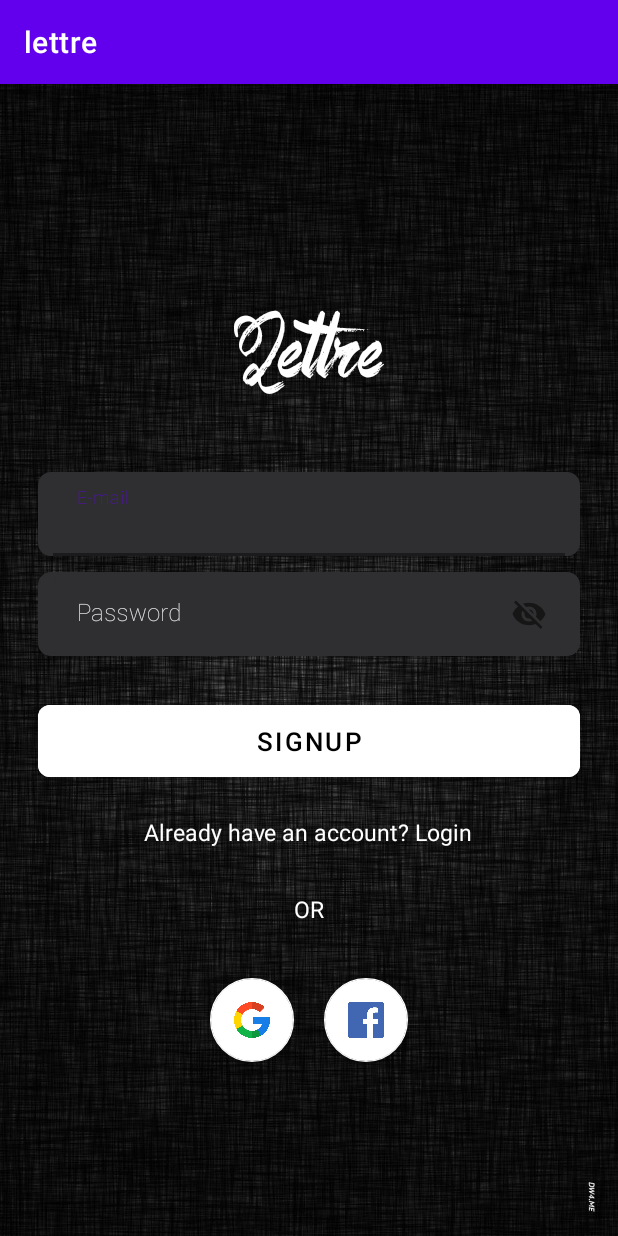
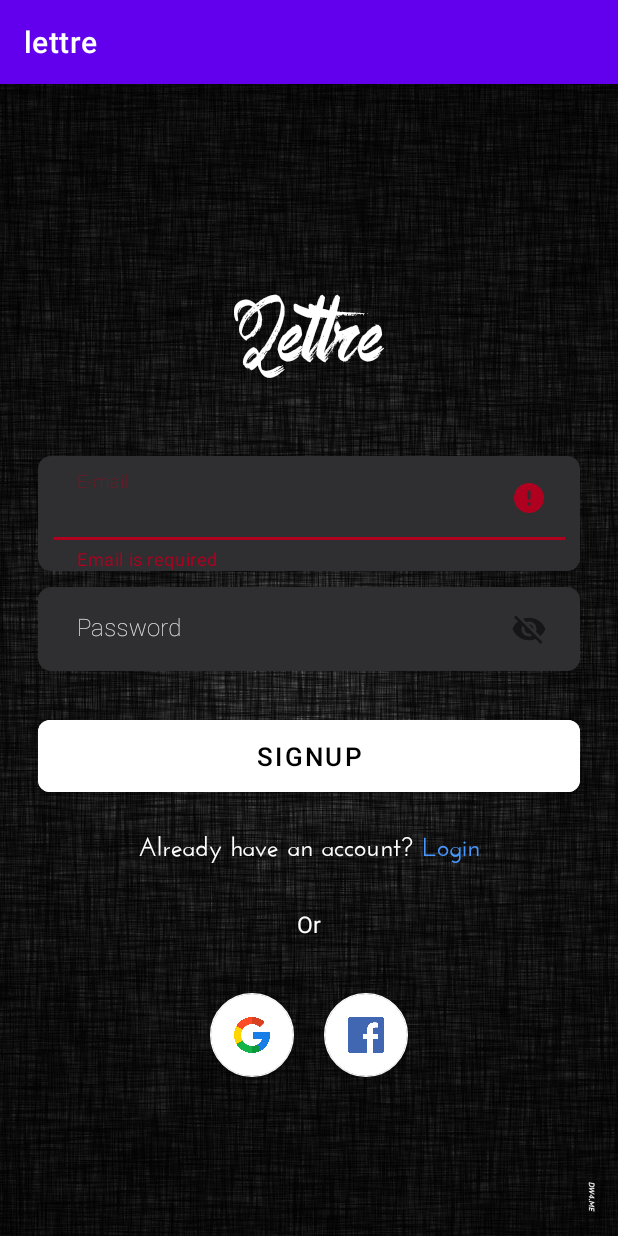
Before and after one commit to monishstark/lettre_project, an Android app: the screen it shows after launch (login), after a tap on "SIGNUP", on a phone screen of 412 x 824 dp. Run offline under Robolectric (Android 15) with nearby library versions, the phone set to English and light mode, and no system bars; our stand-ins replace Firebase (no records; nobody signed in at launch, a user with empty details on screens opened directly); 2 other taps on this screen came first.

Commit message:
Login/Signup activities are finished

```diff
--- a/app/src/main/java/com/example/lettre/login.java
+++ b/app/src/main/java/com/example/lettre/login.java
@@ -7,6 +7,7 @@ import android.content.Intent;
 import android.graphics.Typeface;
 import android.os.Bundle;
 import android.provider.ContactsContract;
+import android.text.TextUtils;
 import android.view.View;
 import android.widget.Button;
 import android.widget.EditText;
@@ -43,8 +44,14 @@ public class login extends AppCompatActivity {
         super.onStart();
 
         Typeface type = Typeface.createFromAsset(getAssets(), "fonts/art_brewery.ttf");
+        Typeface type2 = Typeface.createFromAsset(getAssets(), "fonts/JosefinSansSemiBold.ttf");
+        Typeface type3 = Typeface.createFromAsset(getAssets(), "fonts/JosefinSansSemiBold.ttf");
         TextView login = (TextView) findViewById(R.id.login);
+        TextView login2 = (TextView) findViewById(R.id.straight_login);
+        TextView login3 = (TextView) findViewById(R.id.straight_login_2);
         login.setTypeface(type);
+        login2.setTypeface(type2);
+        login3.setTypeface(type3);
 
         FirebaseUser user = mAuth.getCurrentUser();
         if (user != null) {                                                                      //if user is logged skips the profile step
@@ -132,6 +139,19 @@ public class login extends AppCompatActivity {
         String email = username.getEditText().getText().toString();
         String pass = password.getEditText().getText().toString();
 
+        if(TextUtils.isEmpty(email)){
+            username.setError("Email is required");
+            return;
+        }
+        if(TextUtils.isEmpty(pass)){
+            password.setError("Password is required");
+            return;
+        }
+        if(pass.length() < 6){
+            password.setError("Password must be atleast 6 characters long");
+            return;
+        }
+
         mAuth = FirebaseAuth.getInstance();
 
         mAuth.createUserWithEmailAndPassword(email, pass)
--- a/app/src/main/res/layout/activity_login.xml
+++ b/app/src/main/res/layout/activity_login.xml
@@ -104,25 +104,41 @@
             app:cornerRadius="8dp"
             app:iconTint="#FFFFFF" />
 
+        <LinearLayout
+            android:layout_width="wrap_content"
+            android:layout_height="wrap_content">
+
             <TextView
                 android:id="@+id/straight_login"
                 android:layout_width="wrap_content"
                 android:layout_height="wrap_content"
-            android:text="Already have an account? Login"
+                android:text="Already have an account?"
                 android:textColor="#ffffff"
                 android:paddingTop="20dp"
-            android:textSize="15sp"
+                android:textSize="17sp">
+
+            </TextView>
+            <TextView
+                android:id="@+id/straight_login_2"
+                android:layout_width="wrap_content"
+                android:layout_height="match_parent"
+                android:text=" Login"
+                android:textColor="#4897FF"
+                android:paddingTop="20dp"
+                android:textSize="17sp"
                 android:clickable="true"
                 android:onClick="gotosignin">
 
             </TextView>
+
+        </LinearLayout>
 
         <TextView
             android:id="@+id/or"
             android:layout_width="wrap_content"
             android:layout_height="wrap_content"
             android:padding="30dp"
-            android:text="OR"
+            android:text="Or"
             android:textColor="#ffffff"
             android:textSize="15sp" />
 
```
Also changed, not shown: app/src/main/java/com/example/lettre/email_signin.java (+17 -0 lines), app/src/main/res/layout/activity_email_signin.xml (+12 -3 lines), app/src/main/assets/fonts/JosefinSansSemiBold.ttf (added), app/src/main/assets/fonts/LemonMilk.otf (added). Lines whose indentation alone changed are shown as unchanged.
